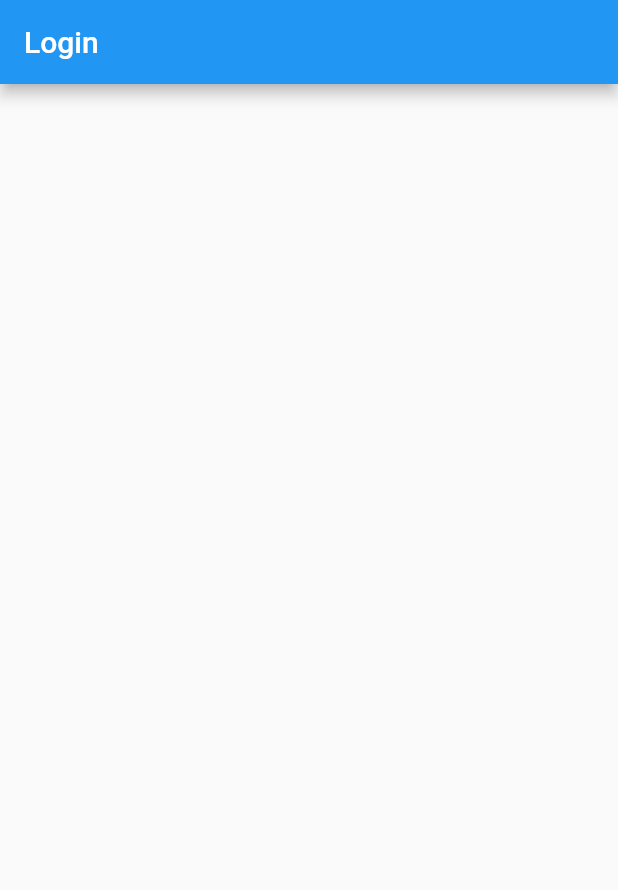
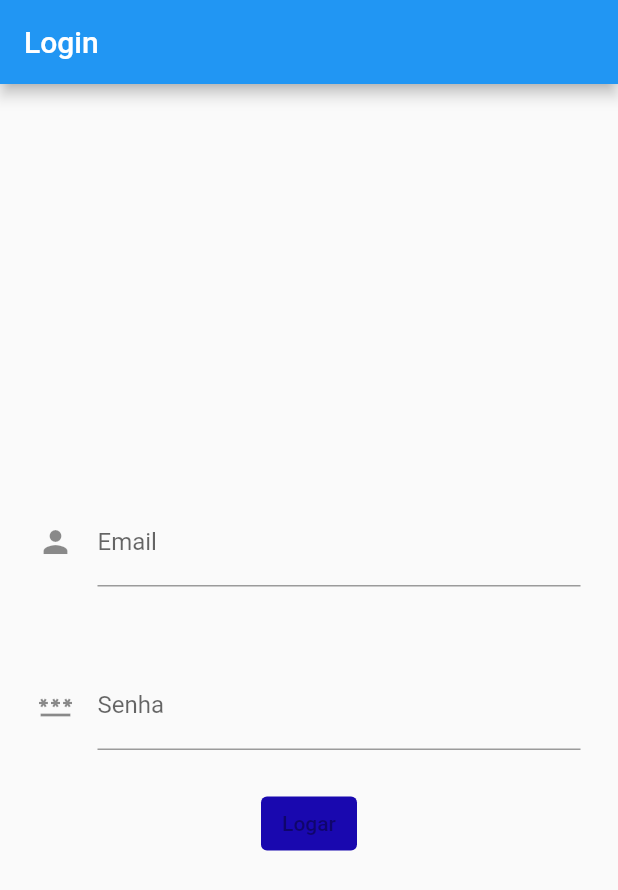
Before and after one commit to EnzoSales/tcc_app, a Flutter app: the screen it shows after launch, on a phone screen of 412 x 824 dp. Shown: the top 890 px of the screen. Run offline on Flutter 3.47's test engine with Material 2 defaults, Android fonts, the phone set to English and light mode, and no system bars; our stand-ins replace easy_debounce.

Commit message:
1.5version:TextFormField,Button

```diff
--- a/lib/main.dart
+++ b/lib/main.dart
@@ -1,3 +1,4 @@
+import 'package:easy_debounce/easy_debounce.dart';
 import 'package:flutter/material.dart';
 
 void main() {
@@ -23,6 +24,49 @@ class LoginPage extends StatelessWidget {
               mainAxisSize: MainAxisSize.max,
               children: [
                 // Text("Pagina de Login"),
+                Padding(
+                 padding: EdgeInsetsDirectional.all(25),
+                  child: TextFormField(
+                    // onChanged: ,
+                    decoration: const InputDecoration(
+                      icon: Icon(Icons.person),
+                      labelText: 'Email',
+                    ),
+                    onSaved: (String value) {
+                      // This optional block of code can be used to run
+                      // code when the user saves the form.
+                    },
+                    validator: (String value) {
+                      return (value != null && value.contains('@')) ? 'Do not use the @ char.' : null;
+                    },
+                  ),
+                ),
+                Padding(
+                  padding: EdgeInsetsDirectional.all(25),
+                  child:TextFormField(
+                    decoration: const InputDecoration(
+                      icon: Icon(Icons.password),
+                      labelText: 'Senha',
+                    ),
+                    onSaved: (String value) {
+                      // This optional block of code can be used to run
+                      // code when the user saves the form.
+                    },
+                    validator: (String value) {
+                      return (value != null && value.contains('@')) ? 'Do not use the @ char.' : null;
+                    },
+                  )
+                ),
+                Padding(
+                  padding: EdgeInsetsDirectional.zero,
+                  child: TextButton(
+                    style: TextButton.styleFrom(
+                      primary: Color.fromARGB(255, 25, 8, 175),
+                      backgroundColor: Color.fromARGB(255, 25, 8, 175)
+                    ),
+                    child: Text("Logar"),
+                  ),
+                )
               ],
             ),
           )
```
